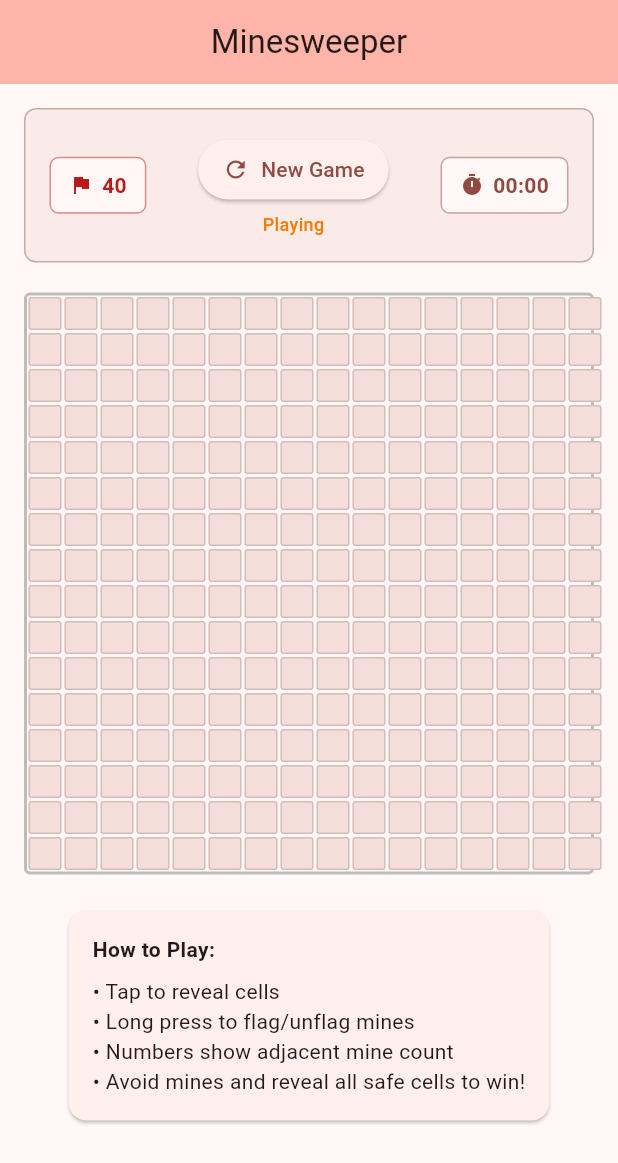
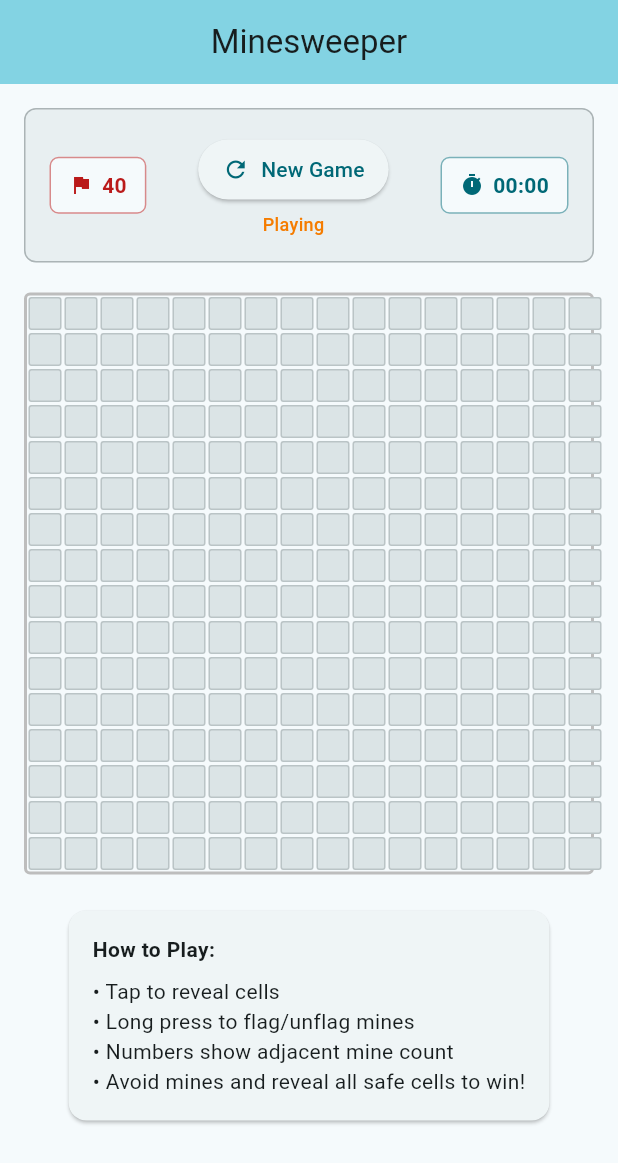
Before and after one commit to BirjuVachhani/mine_sweeper, a Flutter app: the screen it shows after launch, on a phone screen of 412 x 824 dp. Shown: the top 1163 px of the screen. Run offline on Flutter 3.47's test engine with Material 3 defaults, Android fonts, the phone set to English and light mode, and no system bars.

Commit message:
Change color scheme seed color to teal blue.

```diff
--- a/lib/main.dart
+++ b/lib/main.dart
@@ -14,14 +14,14 @@ class MinesweeperApp extends StatelessWidget {
       title: 'Minesweeper',
       theme: ThemeData(
         colorScheme: ColorScheme.fromSeed(
-          seedColor: Colors.red,
+          seedColor: Colors.cyan,
           brightness: Brightness.light,
         ),
         useMaterial3: true,
       ),
       darkTheme: ThemeData(
         colorScheme: ColorScheme.fromSeed(
-          seedColor: Colors.red,
+          seedColor: Colors.cyan,
           brightness: Brightness.dark,
         ),
         useMaterial3: true,
```
